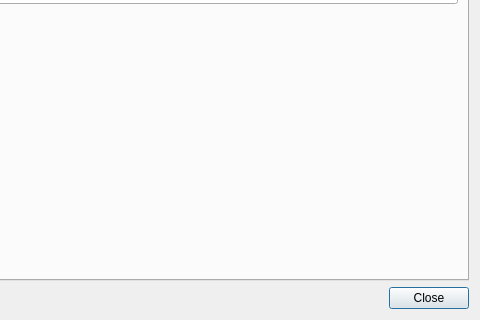
Old version of the form ui5/faxsetupdialog_base.ui in the repository mwilck/hplip; both pictures show x 220 to 700 and y 180 to 500 of the 700 by 500 pixel window.
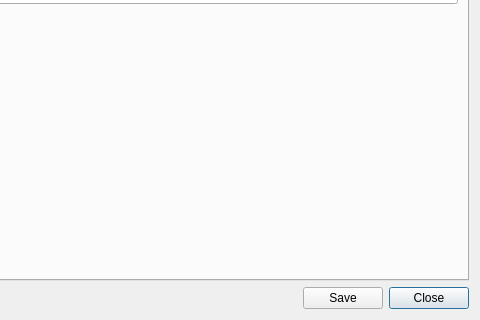
New version of the form. The open tabs and pages were chosen to show the change. Custom widgets are drawn as their Qt base class.

What changed in the file:
```diff
--- a/ui5/faxsetupdialog_base.ui
+++ b/ui5/faxsetupdialog_base.ui
@@ -156,6 +156,13 @@
      </property>
     </widget>
    </item>
+   <item row="4" column="1">
+    <widget class="QPushButton" name="pushButton">
+     <property name="text">
+      <string>Save</string>
+     </property>
+    </widget>
+   </item>
   </layout>
  </widget>
  <customwidgets>
```
Left out of the diff: 125 changed lines with no effect on the pictures.
